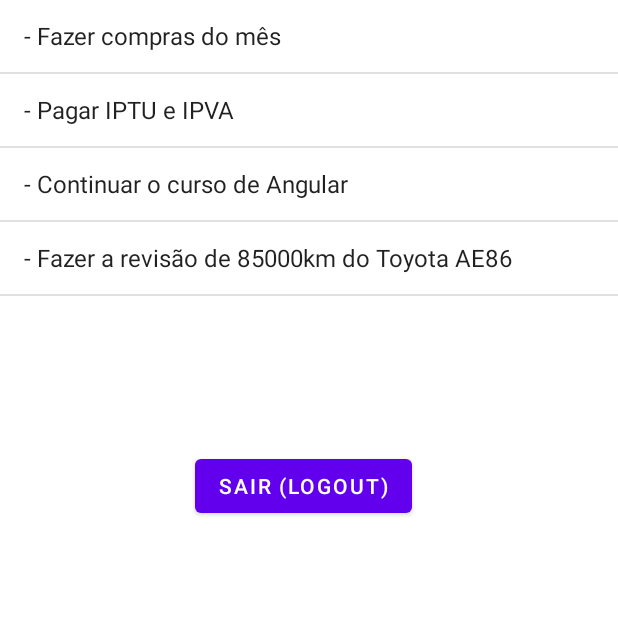
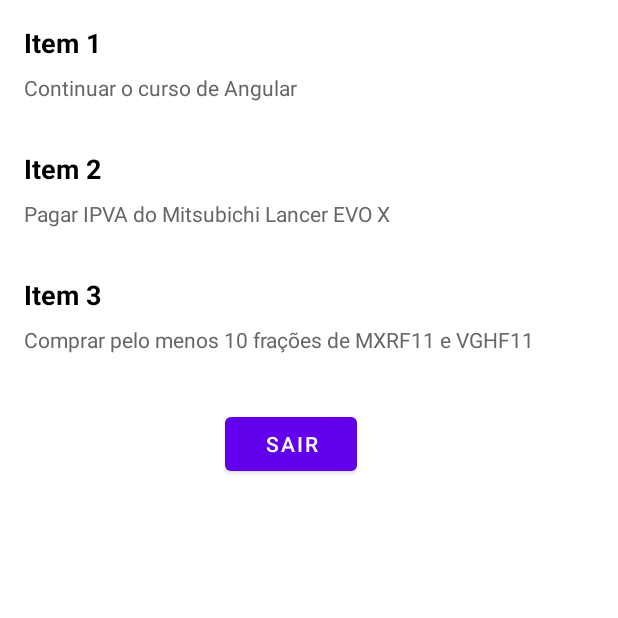
Before and after one commit to GustavoYM01/ac2-prog-mobile, an Android app: the ListaItensActivity screen opened directly, with no data from a screen before it, on a phone screen of 412 x 824 dp, the top half of it. Run offline under Robolectric (Android 15) with nearby library versions, the phone set to English and light mode, and no system bars; our stand-ins replace Firebase (no records; nobody signed in at launch, a user with empty details on screens opened directly).

Commit message:
files, feat: refatoração

```diff
--- a/app/src/main/java/com/example/ac2_mobile/ListaItensActivity.java
+++ b/app/src/main/java/com/example/ac2_mobile/ListaItensActivity.java
@@ -2,20 +2,24 @@ package com.example.ac2_mobile;
 
 import android.content.Intent;
 import android.os.Bundle;
-import android.widget.ArrayAdapter;
 import android.widget.Button;
-import android.widget.ListView;
 
 import androidx.appcompat.app.AppCompatActivity;
+import androidx.recyclerview.widget.LinearLayoutManager;
+import androidx.recyclerview.widget.RecyclerView;
 
+import com.example.ac2_mobile.adapters.ItemAdapter;
+import com.example.ac2_mobile.model.ItemModel;
 import com.google.firebase.auth.FirebaseAuth;
 
-import java.util.Arrays;
+import java.util.ArrayList;
 import java.util.List;
 
 public class ListaItensActivity extends AppCompatActivity {
 
-    private ListView lvItens;
+    RecyclerView recyclerView;
+    ItemAdapter adapter;
+    List<ItemModel> itemList;
     private Button btnSair;
     private FirebaseAuth auth;
 
@@ -27,20 +31,24 @@ public class ListaItensActivity extends AppCompatActivity {
 
         auth = FirebaseAuth.getInstance();
 
-        btnSair = findViewById(R.id.btnSair);
+        btnSair = findViewById(R.id.btnLogout);
         btnSair.setOnClickListener(view -> sair());
 
-        lvItens = findViewById(R.id.lvItens);
+        recyclerView = findViewById(R.id.recyclerView);
+        recyclerView.setLayoutManager(new LinearLayoutManager(this));
 
-        List<String> itens = Arrays.asList("- Fazer compras do mês", "- Pagar IPTU e IPVA",
-                "- Continuar o curso de Angular", "- Fazer a revisão de 85000km do Toyota AE86");
+        itemList = new ArrayList<>();
+        itemList.add(new ItemModel("Item 1", "Continuar o curso de Angular"));
+        itemList.add(new ItemModel("Item 2", "Pagar IPVA do Mitsubichi Lancer EVO X"));
+        itemList.add(new ItemModel("Item 3", "Comprar pelo menos 10 frações de MXRF11 e VGHF11"));
 
-        ArrayAdapter<String> adapter = new ArrayAdapter<String>(ListaItensActivity.this, android.R.layout.simple_list_item_1, itens);
-        lvItens.setAdapter(adapter);
+        adapter = new ItemAdapter(this, itemList);
+        recyclerView.setAdapter(adapter);
     }
 
     private void sair() {
         auth.signOut();
         startActivity(new Intent(ListaItensActivity.this, MainActivity.class));
     }
+
 }
--- /dev/null
+++ b/app/src/main/java/com/example/ac2_mobile/adapters/ItemAdapter.java
@@ -0,0 +1,55 @@
+package com.example.ac2_mobile.adapters;
+
+import android.content.Context;
+import android.view.LayoutInflater;
+import android.view.View;
+import android.view.ViewGroup;
+import android.widget.TextView;
+import androidx.annotation.NonNull;
+import androidx.recyclerview.widget.RecyclerView;
+
+import com.example.ac2_mobile.R;
+import com.example.ac2_mobile.model.ItemModel;
+
+import java.util.List;
+
+public class ItemAdapter extends RecyclerView.Adapter<ItemAdapter.ItemViewHolder> {
+    private List<ItemModel> itemList;
+
+    private Context context;
+
+    public ItemAdapter(Context context, List<ItemModel> itemList) {
+        this.context = context;
+        this.itemList = itemList;
+    }
+
+    @NonNull
+    @Override
+    public ItemViewHolder onCreateViewHolder(@NonNull ViewGroup parent, int viewType) {
+        View view = LayoutInflater.from(context).inflate(R.layout.item_layout, parent, false);
+        return new ItemViewHolder(view);
+    }
+
+    @Override
+    public void onBindViewHolder(@NonNull ItemViewHolder holder, int position) {
+        ItemModel item = itemList.get(position);
+        holder.nomeTextView.setText(item.getNome());
+        holder.descricaoTextView.setText(item.getDescricao());
+    }
+
+    @Override
+    public int getItemCount() {
+        return itemList.size();
+    }
+
+    public class ItemViewHolder extends RecyclerView.ViewHolder {
+        TextView nomeTextView;
+        TextView descricaoTextView;
+
+        public ItemViewHolder(@NonNull View itemView) {
+            super(itemView);
+            nomeTextView = itemView.findViewById(R.id.nomeTextView);
+            descricaoTextView = itemView.findViewById(R.id.descricaoTextView);
+        }
+    }
+}
--- /dev/null
+++ b/app/src/main/java/com/example/ac2_mobile/model/ItemModel.java
@@ -0,0 +1,19 @@
+package com.example.ac2_mobile.model;
+
+public class ItemModel {
+    private String nome;
+    private String descricao;
+
+    public ItemModel(String nome, String descricao) {
+        this.nome = nome;
+        this.descricao = descricao;
+    }
+
+    public String getNome() {
+        return nome;
+    }
+
+    public String getDescricao() {
+        return descricao;
+    }
+}
--- a/app/src/main/res/layout/activity_lista_itens.xml
+++ b/app/src/main/res/layout/activity_lista_itens.xml
@@ -1,21 +1,30 @@
 <?xml version="1.0" encoding="utf-8"?>
 <RelativeLayout xmlns:android="http://schemas.android.com/apk/res/android"
     android:layout_width="match_parent"
-    android:layout_height="match_parent">
+    android:layout_height="match_parent"
+    android:background="@color/white">
 
-    <ListView
-        android:id="@+id/lvItens"
+    <androidx.recyclerview.widget.RecyclerView
+        android:id="@+id/recyclerView"
         android:layout_width="match_parent"
-        android:layout_height="match_parent" />
+        android:layout_height="wrap_content" />
 
-    <Button
-        android:id="@+id/btnSair"
+    <LinearLayout
         android:layout_width="wrap_content"
         android:layout_height="wrap_content"
-        android:layout_marginLeft="130dp"
-        android:layout_marginTop="300dp"
-        android:text="SAIR (LOGOUT)"
-        android:textColor="#fff"
-        android:textAlignment="center" />
+        android:layout_below="@+id/recyclerView"
+        android:layout_marginLeft="150dp"
+        android:layout_marginTop="20dp"
+        android:orientation="horizontal">
+
+        <Button
+            android:id="@+id/btnLogout"
+            android:layout_width="wrap_content"
+            android:layout_height="wrap_content"
+            android:layout_weight="1"
+            android:text="SAIR"
+            android:textColor="@color/white"
+            />
+    </LinearLayout>
 
 </RelativeLayout>
--- /dev/null
+++ b/app/src/main/res/layout/item_layout.xml
@@ -0,0 +1,25 @@
+<LinearLayout
+    xmlns:android="http://schemas.android.com/apk/res/android"
+    android:layout_width="match_parent"
+    android:layout_height="wrap_content"
+    android:orientation="vertical"
+    android:padding="16dp">
+
+    <TextView
+        android:id="@+id/nomeTextView"
+        android:layout_width="match_parent"
+        android:layout_height="wrap_content"
+        android:textSize="18sp"
+        android:textColor="#000000"
+        android:textStyle="bold"
+        android:layout_marginBottom="8dp"
+        android:text="Nome do Item" />
+
+    <TextView
+        android:id="@+id/descricaoTextView"
+        android:layout_width="match_parent"
+        android:layout_height="wrap_content"
+        android:textSize="14sp"
+        android:textColor="#666666"
+        android:text="Descrição do Item" />
+</LinearLayout>
```
Also changed, not shown: 2 other files.
